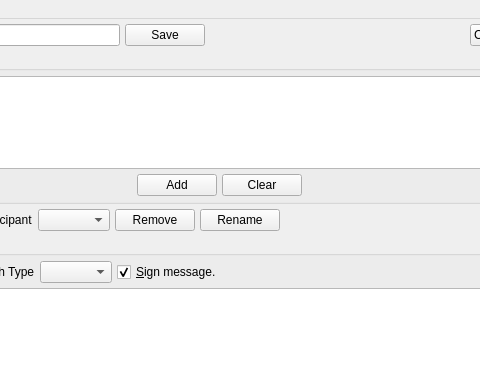
Before: the Qt Designer form branches/trunk/UI/spot-on-rosetta.ui in textbrowser/spot-on, drawn with Qt 5; both pictures show x 183 to 663 and y 0 to 380 of the 805 by 695 pixel window.
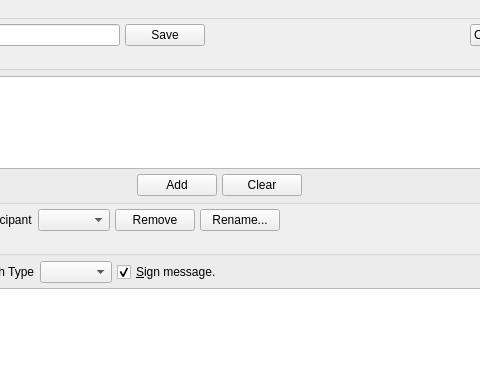
After: the same form once the commit is applied. Icons and pictures are not drawn.

Patch:
```diff
--- a/branches/trunk/UI/spot-on-rosetta.ui
+++ b/branches/trunk/UI/spot-on-rosetta.ui
@@ -214,7 +214,7 @@
       <item>
        <widget class="QPushButton" name="rename">
         <property name="text">
-         <string>Rename</string>
+         <string>Rename...</string>
         </property>
        </widget>
       </item>
```
Left out of the diff: 44 changed lines with no effect on the pictures.
